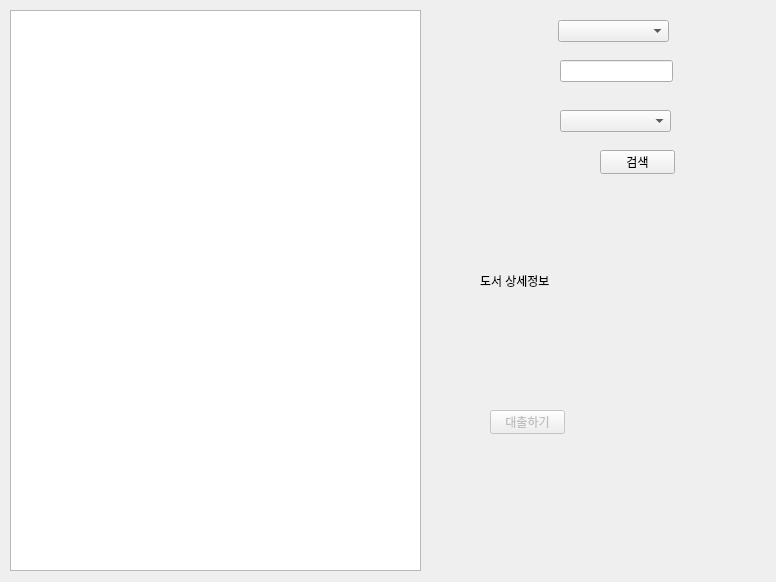
Before: the Qt Designer form uis/widget_general_book.ui in DaeyeongCho/DataBaseLectureProject, drawn with Qt 5.
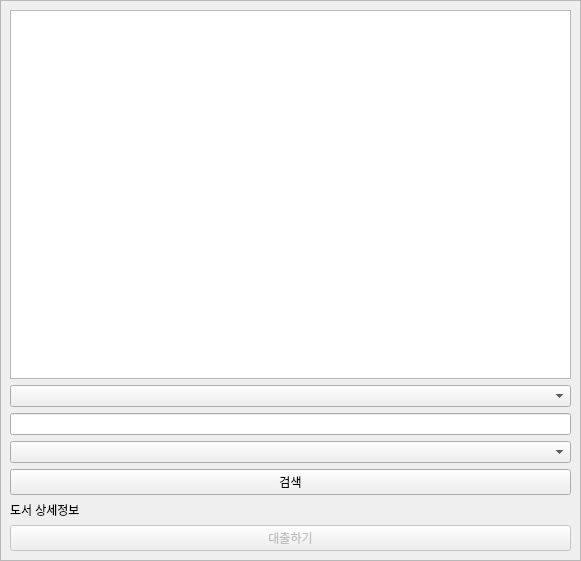
After: the same form once the commit is applied.

The edit to the form file:
```diff
--- a/uis/widget_general_book.ui
+++ b/uis/widget_general_book.ui
@@ -6,94 +6,69 @@
    <rect>
     <x>0</x>
     <y>0</y>
-    <width>776</width>
-    <height>582</height>
+    <width>581</width>
+    <height>561</height>
    </rect>
   </property>
   <property name="windowTitle">
    <string>Form</string>
   </property>
-  <widget class="QListWidget" name="listWidgetBooks">
+  <widget class="QFrame" name="frame">
    <property name="geometry">
     <rect>
-     <x>10</x>
-     <y>10</y>
-     <width>411</width>
+     <x>0</x>
+     <y>0</y>
+     <width>581</width>
      <height>561</height>
     </rect>
    </property>
-  </widget>
+   <property name="frameShape">
+    <enum>QFrame::StyledPanel</enum>
+   </property>
+   <property name="frameShadow">
+    <enum>QFrame::Raised</enum>
+   </property>
+   <layout class="QVBoxLayout" name="verticalLayout">
+    <item>
+     <widget class="QListWidget" name="listWidgetBooks"/>
+    </item>
+    <item>
+     <widget class="QComboBox" name="comboBoxDetails"/>
+    </item>
+    <item>
+     <widget class="QLineEdit" name="lineEditSearch"/>
+    </item>
+    <item>
+     <widget class="QComboBox" name="comboBoxCategory"/>
+    </item>
+    <item>
   <widget class="QPushButton" name="pushButtonSearch">
-   <property name="geometry">
-    <rect>
-     <x>600</x>
-     <y>150</y>
-     <width>75</width>
-     <height>24</height>
-    </rect>
-   </property>
    <property name="text">
     <string>검색</string>
    </property>
   </widget>
-  <widget class="QLineEdit" name="lineEditSearch">
-   <property name="geometry">
-    <rect>
-     <x>560</x>
-     <y>60</y>
-     <width>113</width>
-     <height>22</height>
-    </rect>
-   </property>
-  </widget>
-  <widget class="QComboBox" name="comboBoxDetails">
-   <property name="geometry">
-    <rect>
-     <x>558</x>
-     <y>20</y>
-     <width>111</width>
-     <height>22</height>
-    </rect>
-   </property>
-  </widget>
-  <widget class="QComboBox" name="comboBoxCategory">
-   <property name="geometry">
-    <rect>
-     <x>560</x>
-     <y>110</y>
-     <width>111</width>
-     <height>22</height>
-    </rect>
-   </property>
-  </widget>
+    </item>
+    <item>
+     <widget class="QLabel" name="labelDetailInfo">
+      <property name="text">
+       <string>도서 상세정보</string>
+      </property>
+      <property name="wordWrap">
+       <bool>true</bool>
+      </property>
+     </widget>
+    </item>
+    <item>
   <widget class="QPushButton" name="pushButtonLoan">
    <property name="enabled">
     <bool>false</bool>
    </property>
-   <property name="geometry">
-    <rect>
-     <x>490</x>
-     <y>410</y>
-     <width>75</width>
-     <height>24</height>
-    </rect>
-   </property>
    <property name="text">
     <string>대출하기</string>
    </property>
   </widget>
-  <widget class="QLabel" name="labelDetailInfo">
-   <property name="geometry">
-    <rect>
-     <x>480</x>
-     <y>190</y>
-     <width>251</width>
-     <height>181</height>
-    </rect>
-   </property>
-   <property name="text">
-    <string>도서 상세정보</string>
-   </property>
+    </item>
+   </layout>
   </widget>
  </widget>
  <resources/>
```
Lines whose indentation alone changed are shown as unchanged.
